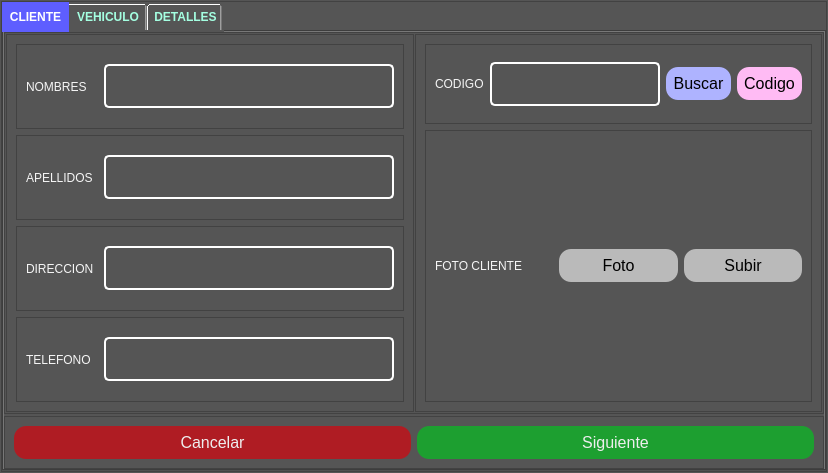
Qt form view/ModalRegistro.ui (jhocepSan/deskopCandiaCar) before a commit.
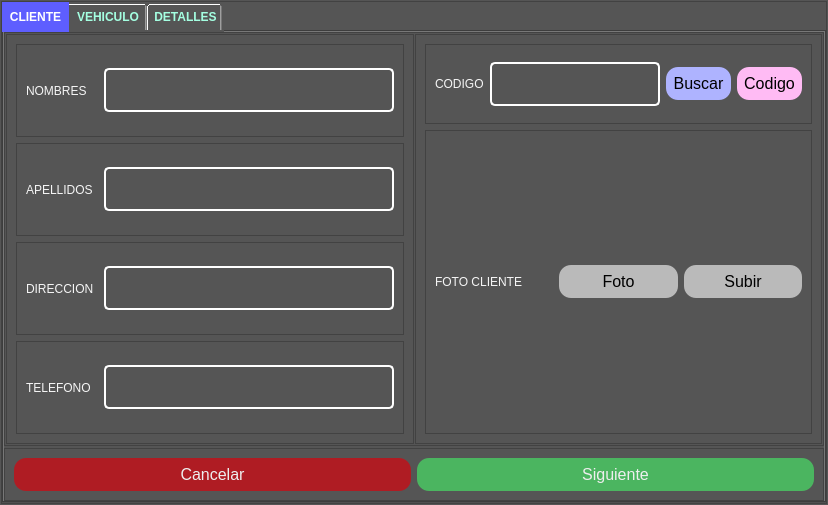
The same form after that commit.

```diff
--- a/view/ModalRegistro.ui
+++ b/view/ModalRegistro.ui
@@ -7,7 +7,7 @@
     <x>0</x>
     <y>0</y>
     <width>828</width>
-    <height>473</height>
+    <height>505</height>
    </rect>
   </property>
   <property name="windowTitle">
@@ -398,7 +398,7 @@
               <widget class="QPushButton" name="btnGuardarCli">
                <property name="styleSheet">
                 <string notr="true">QPushButton{
-	background:rgb(29, 159, 48);
+		background:rgb(75, 181, 96);
 }</string>
                </property>
                <property name="text">
```
Left out of the diff: 2 changed lines with no effect on the pictures.
